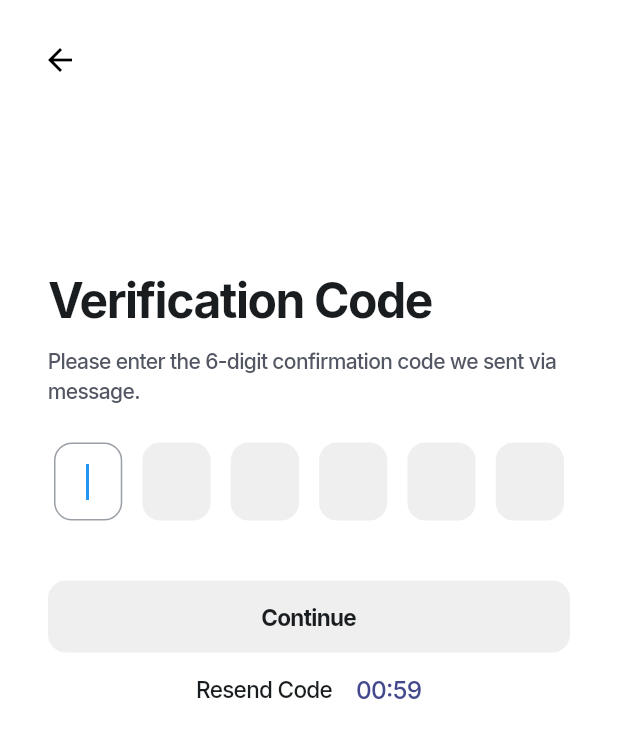
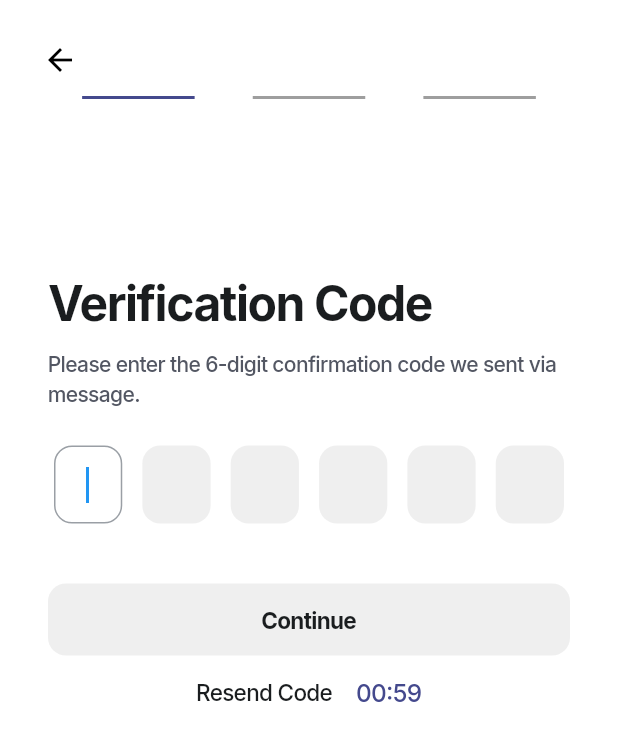
Before and after one commit to aymer-prime/gelirx, a Flutter app: the OtpPage screen opened directly with empty values, on a phone screen of 412 x 824 dp. Shown: the top 741 px of the screen. Run offline on Flutter 3.47's test engine with Material 3 defaults, Android fonts, the phone set to English and light mode, and no system bars; our stand-ins replace another_flushbar, auto_route, bloc, cached_network_image, connectivity_plus, dartz and 24 more; missing offline and left inert: dart:ffi, flutter_callkit_incoming, flutter_facebook_auth, flutter_map_cancellable_tile_provider, geolocator_platform_interface; accounts and stored records are empty; network calls fail.

Commit message:
add stepper

```diff
--- a/lib/features/auth/presentation/pages/auth_pageview_pages/otp_page.dart
+++ b/lib/features/auth/presentation/pages/auth_pageview_pages/otp_page.dart
@@ -10,6 +10,8 @@ import 'package:gelirx/app/utils/resources/strings_manager.dart';
 import 'package:gelirx/app/utils/resources/styles_manager.dart';
 import 'package:gelirx/app/utils/resources/values_manager.dart';
 import 'package:gelirx/features/auth/presentation/bloc/auth_bloc.dart';
+
+import '../../widgets/step_indicator.dart';
 
 @RoutePage()
 class OtpPage extends HookWidget {
@@ -58,6 +60,10 @@ class OtpPage extends HookWidget {
                   Icons.arrow_back,
                   color: ColorManager.black,
                 ),
+              ),
+              StepIndicator(
+                totalSteps: 3,
+                currentStep: 0,
               ),
               const SizedBox(height: AppSize.s113),
               Padding(
--- /dev/null
+++ b/lib/features/auth/presentation/widgets/step_indicator.dart
@@ -0,0 +1,31 @@
+import 'package:flutter/Material.dart';
+import 'package:gelirx/app/utils/resources/color_manager.dart';
+
+class StepIndicator extends StatelessWidget {
+  final int totalSteps;  // Total number of steps
+  final int currentStep; // Current active step
+
+  const StepIndicator({
+    Key? key,
+    required this.totalSteps,
+    required this.currentStep,
+  }) : super(key: key);
+
+  @override
+  Widget build(BuildContext context) {
+    return Row(
+      mainAxisAlignment: MainAxisAlignment.spaceEvenly,
+      children: List.generate(totalSteps, (index) {
+        return Container(
+          width: 75, // Width of the step indicator
+          height: 2,
+          color: index < currentStep
+              ? ColorManager.primary // Color for completed steps
+              : index == currentStep
+              ? ColorManager.primary // Color for the current step
+              : Colors.grey, // Color for inactive steps
+        );
+      }),
+    );
+  }
+}
```
